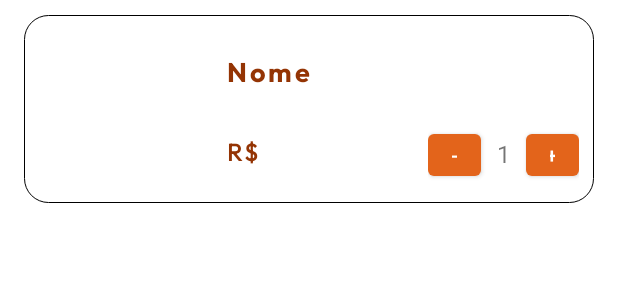
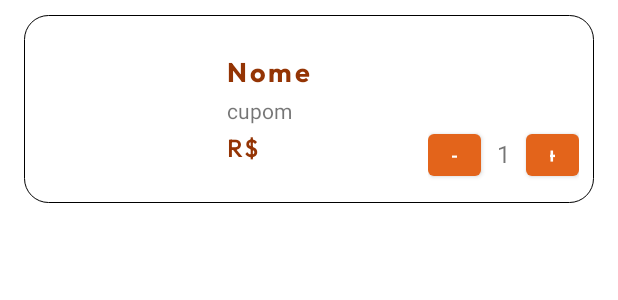
Before and after one commit to Busco-Interdisciplinar/Proj_Mobile, an Android app: the layout list_carrinho.xml on its own in the app's theme, with its tools: preview values and no code run, on a phone screen of 412 x 824 dp. Shown: the top 300 px of the screen. Run offline under Robolectric (Android 15) with nearby library versions, the phone set to English and light mode, and no system bars.

Commit message:
ajustando listview carrinho

```diff
--- a/app/src/main/res/layout/list_carrinho.xml
+++ b/app/src/main/res/layout/list_carrinho.xml
@@ -54,7 +54,7 @@
                     android:id="@+id/nome_produto"
                     android:layout_width="match_parent"
                     android:layout_height="wrap_content"
-                    android:layout_marginBottom="8dp"
+                    android:layout_marginBottom="2dp"
                     android:fontFamily="@font/outfit_bold"
                     android:letterSpacing="0.1"
                     android:text="Nome"
@@ -63,11 +63,17 @@
                     android:textStyle="bold" />
 
                 <TextView
+                    android:id="@+id/cupom"
+                    android:layout_width="match_parent"
+                    android:layout_height="wrap_content"
+                    android:text="cupom" />
+
+                <TextView
                     android:id="@+id/preco"
                     android:layout_width="150dp"
                     android:layout_height="wrap_content"
                     android:layout_gravity="center_vertical"
-                    android:layout_marginTop="21dp"
+                    android:layout_marginTop="5dp"
                     android:fontFamily="@font/font_outfit"
                     android:letterSpacing="0.1"
                     android:text="R$ "
```
Also changed, not shown: app/src/main/java/com/example/busco/NavigationManager/CarrinhoAdapter.java (+8 -0 lines).
